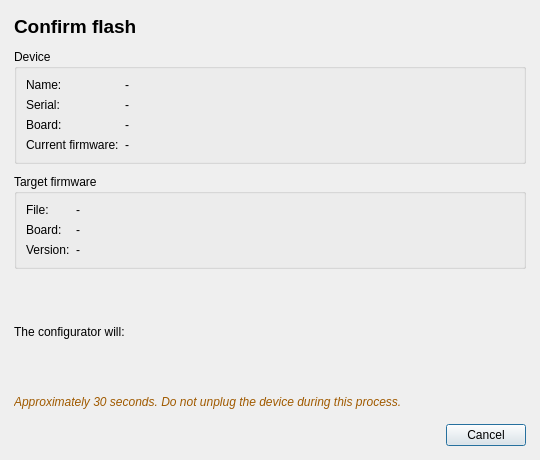
This is src/dialogs/flashconfirmationdialog.ui in anpeaco/FreeJoyXConfiguratorQt as Qt 5 draws it before an edit. The edited form follows.
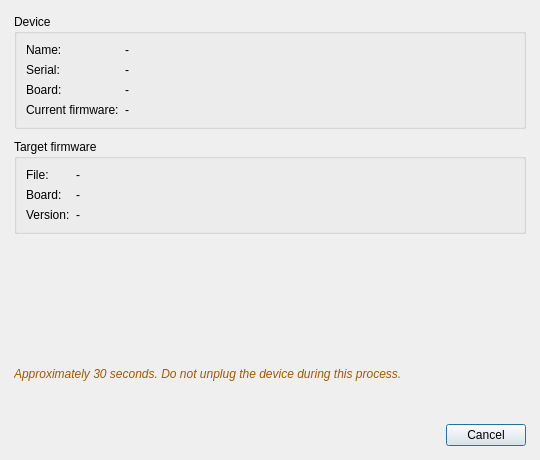
This is the edited form.

Commit message: ui(flash): tidy DFU Install dialog + restructure Confirm flash (Tier 1+3)

The edit to the form file:
```diff
--- a/src/dialogs/flashconfirmationdialog.ui
+++ b/src/dialogs/flashconfirmationdialog.ui
@@ -22,16 +22,6 @@
    <property name="topMargin"><number>14</number></property>
    <property name="rightMargin"><number>14</number></property>
    <property name="bottomMargin"><number>14</number></property>
-   <item>
-    <widget class="QLabel" name="label_Headline">
-     <property name="text">
-      <string>Confirm flash</string>
-     </property>
-     <property name="styleSheet">
-      <string notr="true">font-size:14pt; font-weight:600;</string>
-     </property>
-    </widget>
-   </item>
    <item>
     <widget class="QGroupBox" name="groupBox_Device">
      <property name="title">
@@ -115,18 +105,6 @@
      </property>
     </widget>
    </item>
-   <item>
-    <widget class="QLabel" name="label_StepsHeading">
-     <property name="text"><string>The configurator will:</string></property>
-    </widget>
-   </item>
-   <item>
-    <widget class="QLabel" name="label_Steps">
-     <property name="text"><string notr="true"/></property>
-     <property name="wordWrap"><bool>true</bool></property>
-     <property name="textFormat"><enum>Qt::RichText</enum></property>
-    </widget>
-   </item>
    <item>
     <widget class="QLabel" name="label_Warning">
      <property name="text">
```
The commit also changes 2 other files.
